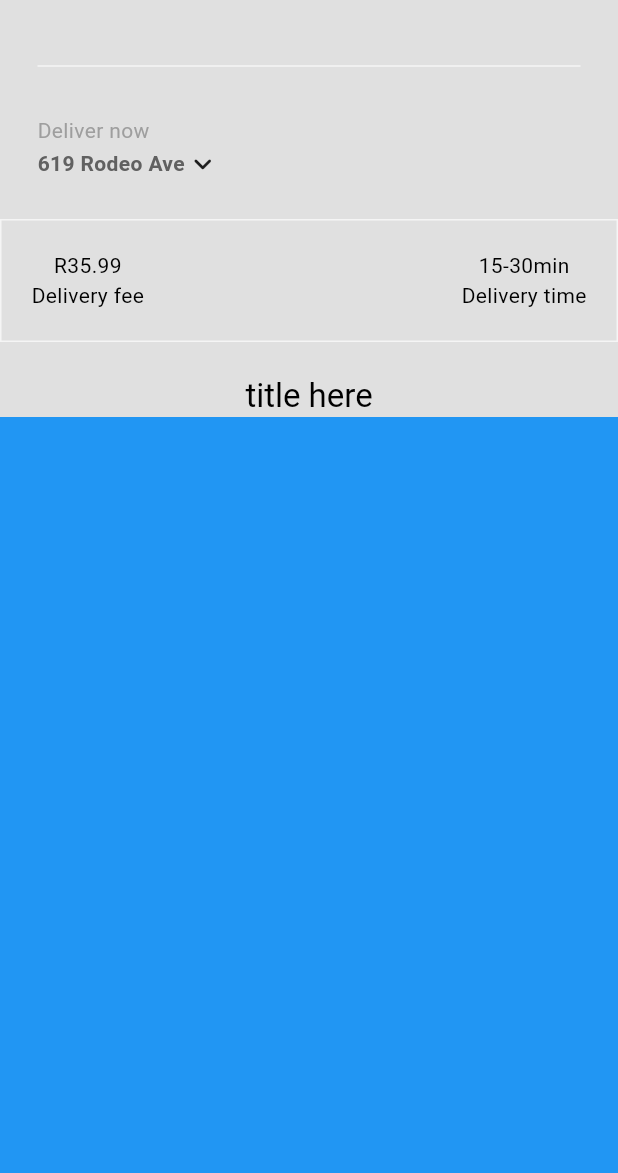
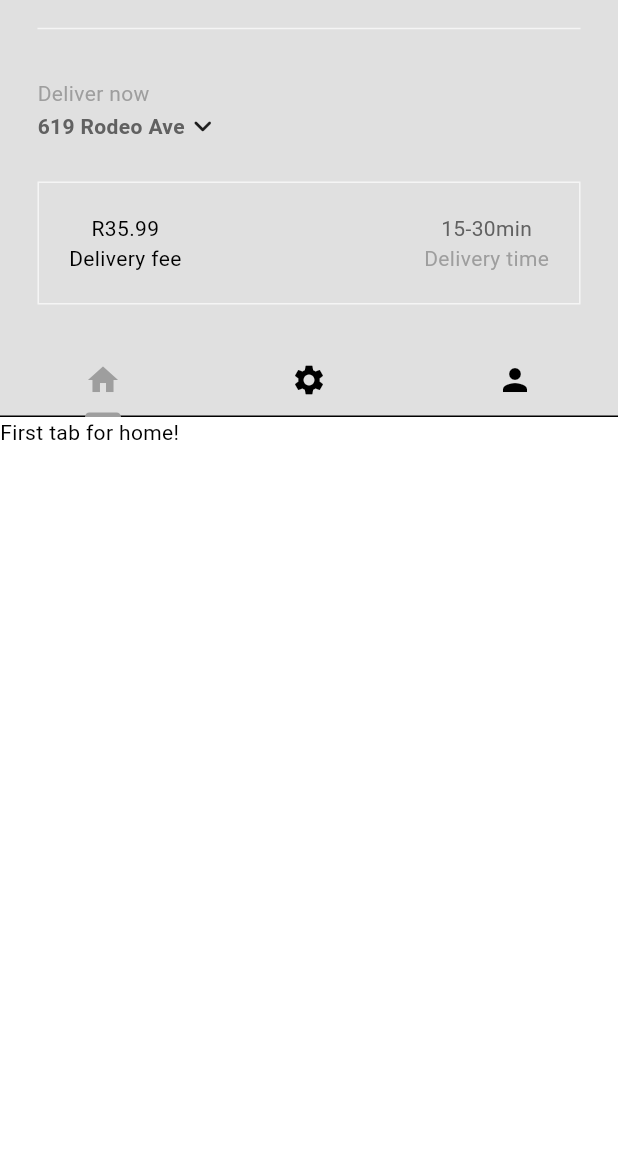
Before and after one commit to aLearningLad/grubnerd, a Flutter app: the HomePage screen opened directly, on a phone screen of 412 x 824 dp, the part 63-1236 px from its top. Run offline on Flutter 3.47's test engine with Material 3 defaults, Android fonts, the phone set to English and light mode, and no system bars.

Commit message:
tab bar added

```diff
--- a/lib/components/my_description_box.dart
+++ b/lib/components/my_description_box.dart
@@ -5,10 +5,17 @@ class MyDescriptionBox extends StatelessWidget {
 
   @override
   Widget build(BuildContext context) {
+// text styles
+    var myPrimaryTextStyle =
+        TextStyle(color: Theme.of(context).colorScheme.inversePrimary);
+    var mySecondaryTextStyle =
+        TextStyle(color: Theme.of(context).colorScheme.primary);
+
     return Container(
       decoration: BoxDecoration(
           border: Border.all(color: Theme.of(context).colorScheme.secondary)),
       padding: EdgeInsets.all(20),
+      margin: EdgeInsets.only(left: 25, right: 25, bottom: 25),
       child: Row(
         mainAxisAlignment: MainAxisAlignment.spaceBetween,
         children: [
@@ -23,8 +30,14 @@ class MyDescriptionBox extends StatelessWidget {
 // delivery time
           Column(
             children: [
-              Text('15-30min'),
-              Text('Delivery time'),
+              Text(
+                '15-30min',
+                style: myPrimaryTextStyle,
+              ),
+              Text(
+                'Delivery time',
+                style: mySecondaryTextStyle,
+              ),
             ],
           )
         ],
--- /dev/null
+++ b/lib/components/my_tab_bar.dart
@@ -0,0 +1,28 @@
+import 'package:flutter/material.dart';
+
+class MyTabBar extends StatelessWidget {
+  final TabController tabController;
+
+  const MyTabBar({super.key, required this.tabController});
+
+  @override
+  Widget build(BuildContext context) {
+    return Container(
+      child: TabBar(
+        controller: tabController,
+        tabs: [
+          // 1st tab
+          Tab(
+            icon: Icon(Icons.home),
+          ),
+
+          // 2nd tab
+          Tab(icon: Icon(Icons.settings)),
+
+          // 3rd tab
+          Tab(icon: Icon(Icons.person)),
+        ],
+      ),
+    );
+  }
+}
--- a/lib/pages/home_page.dart
+++ b/lib/pages/home_page.dart
@@ -3,6 +3,7 @@ import 'package:grubnerdapp/components/my_current_location.dart';
 import 'package:grubnerdapp/components/my_description_box.dart';
 import 'package:grubnerdapp/components/my_drawer.dart';
 import 'package:grubnerdapp/components/my_sliver_app_bar.dart';
+import 'package:grubnerdapp/components/my_tab_bar.dart';
 
 class HomePage extends StatefulWidget {
   const HomePage({super.key});
@@ -11,7 +12,23 @@ class HomePage extends StatefulWidget {
   State<HomePage> createState() => _HomePageState();
 }
 
-class _HomePageState extends State<HomePage> {
+class _HomePageState extends State<HomePage>
+    with SingleTickerProviderStateMixin {
+// tab controller
+  late TabController _tabController;
+
+  @override
+  void initState() {
+    super.initState();
+    _tabController = TabController(length: 3, vsync: this);
+  }
+
+  @override
+  void dispose() {
+    _tabController.dispose();
+    super.dispose();
+  }
+
   @override
   Widget build(BuildContext context) {
     return Scaffold(
@@ -19,7 +36,7 @@ class _HomePageState extends State<HomePage> {
       body: NestedScrollView(
           headerSliverBuilder: (context, innerBoxIsScrolled) => [
                 MySliverAppBar(
-            title: Text('title here'),
+                  title: MyTabBar(tabController: _tabController),
                   child: Column(
                     mainAxisAlignment: MainAxisAlignment.end,
                     children: [
@@ -38,10 +55,11 @@ class _HomePageState extends State<HomePage> {
                   ),
                 )
               ],
-        body: Container(
-          color: Colors.blue,
-        ),
-      ),
+          body: TabBarView(controller: _tabController, children: [
+            Text("First tab for home!"),
+            Text("Second tab with settings!"),
+            Text("Third tab with person!"),
+          ])),
     );
   }
 }
```
Lines whose indentation alone changed are shown as unchanged.
